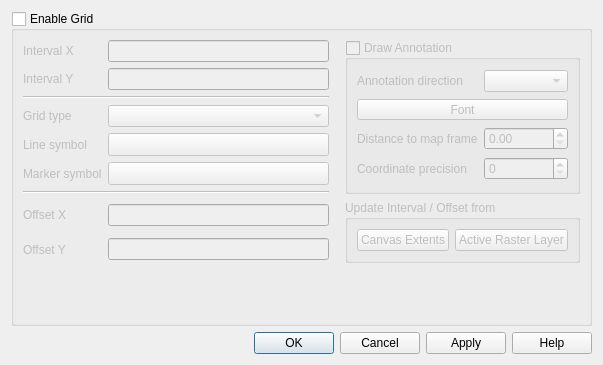
This is src/ui/qgsdecorationgriddialog.ui in qgis/QGIS as Qt 5 draws it before an edit. The edited form follows.
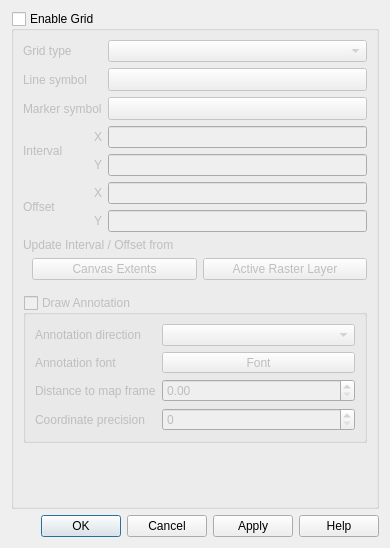
This is the edited form. Custom widgets are drawn as their Qt base class.

Commit message:
Reorganize Grid decoration GUI
Put together all the properties relative to the grid drawing
Make line and maker symbols display mutually exclusive

What changed in the file:
```diff
--- a/src/ui/qgsdecorationgriddialog.ui
+++ b/src/ui/qgsdecorationgriddialog.ui
@@ -6,8 +6,8 @@
    <rect>
     <x>0</x>
     <y>0</y>
-    <width>603</width>
-    <height>365</height>
+    <width>390</width>
+    <height>548</height>
    </rect>
   </property>
   <property name="windowTitle">
@@ -29,7 +29,208 @@
       <bool>false</bool>
      </property>
      <layout class="QGridLayout" name="gridLayout_3">
-      <item row="0" column="3" rowspan="8">
+      <item row="3" column="1">
+       <widget class="QLabel" name="label_2">
+        <property name="text">
+         <string>X</string>
+        </property>
+        <property name="alignment">
+         <set>Qt::AlignRight|Qt::AlignTrailing|Qt::AlignVCenter</set>
+        </property>
+       </widget>
+      </item>
+      <item row="1" column="2">
+       <widget class="QgsSymbolButton" name="mLineSymbolButton">
+        <property name="enabled">
+         <bool>false</bool>
+        </property>
+        <property name="sizePolicy">
+         <sizepolicy hsizetype="Preferred" vsizetype="Preferred">
+          <horstretch>0</horstretch>
+          <verstretch>0</verstretch>
+         </sizepolicy>
+        </property>
+        <property name="minimumSize">
+         <size>
+          <width>100</width>
+          <height>0</height>
+         </size>
+        </property>
+        <property name="text">
+         <string/>
+        </property>
+       </widget>
+      </item>
+      <item row="9" column="0" colspan="3">
+       <layout class="QGridLayout" name="gridLayout_4">
+        <property name="leftMargin">
+         <number>9</number>
+        </property>
+        <property name="topMargin">
+         <number>0</number>
+        </property>
+        <property name="rightMargin">
+         <number>0</number>
+        </property>
+        <property name="bottomMargin">
+         <number>9</number>
+        </property>
+        <item row="0" column="1">
+         <widget class="QPushButton" name="mPbtnUpdateFromLayer">
+          <property name="text">
+           <string>Active Raster Layer</string>
+          </property>
+         </widget>
+        </item>
+        <item row="0" column="0">
+         <widget class="QPushButton" name="mPbtnUpdateFromExtents">
+          <property name="text">
+           <string>Canvas Extents</string>
+          </property>
+         </widget>
+        </item>
+       </layout>
+      </item>
+      <item row="7" column="1">
+       <widget class="QLabel" name="mOffsetYLabel">
+        <property name="text">
+         <string>Y</string>
+        </property>
+        <property name="alignment">
+         <set>Qt::AlignRight|Qt::AlignTrailing|Qt::AlignVCenter</set>
+        </property>
+        <property name="wordWrap">
+         <bool>true</bool>
+        </property>
+       </widget>
+      </item>
+      <item row="4" column="2">
+       <widget class="QLineEdit" name="mIntervalYEdit"/>
+      </item>
+      <item row="3" column="2">
+       <widget class="QLineEdit" name="mIntervalXEdit"/>
+      </item>
+      <item row="4" column="1">
+       <widget class="QLabel" name="mIntervalYLabel">
+        <property name="text">
+         <string>Y</string>
+        </property>
+        <property name="alignment">
+         <set>Qt::AlignRight|Qt::AlignTrailing|Qt::AlignVCenter</set>
+        </property>
+        <property name="wordWrap">
+         <bool>true</bool>
+        </property>
+       </widget>
+      </item>
+      <item row="0" column="0" colspan="2">
+       <widget class="QLabel" name="mGridTypeLabel">
+        <property name="accessibleName">
+         <string extracomment="Hello translotor"/>
+        </property>
+        <property name="text">
+         <string>Grid type</string>
+        </property>
+        <property name="wordWrap">
+         <bool>true</bool>
+        </property>
+       </widget>
+      </item>
+      <item row="6" column="1">
+       <widget class="QLabel" name="label">
+        <property name="text">
+         <string>X</string>
+        </property>
+        <property name="alignment">
+         <set>Qt::AlignRight|Qt::AlignTrailing|Qt::AlignVCenter</set>
+        </property>
+       </widget>
+      </item>
+      <item row="0" column="2">
+       <widget class="QComboBox" name="mGridTypeComboBox">
+        <property name="sizePolicy">
+         <sizepolicy hsizetype="Minimum" vsizetype="Fixed">
+          <horstretch>0</horstretch>
+          <verstretch>0</verstretch>
+         </sizepolicy>
+        </property>
+        <property name="minimumSize">
+         <size>
+          <width>100</width>
+          <height>0</height>
+         </size>
+        </property>
+       </widget>
+      </item>
+      <item row="1" column="0" colspan="2">
+       <widget class="QLabel" name="mLineSymbolLabel">
+        <property name="text">
+         <string>Line symbol</string>
+        </property>
+        <property name="wordWrap">
+         <bool>true</bool>
+        </property>
+       </widget>
+      </item>
+      <item row="7" column="2">
+       <widget class="QLineEdit" name="mOffsetYEdit"/>
+      </item>
+      <item row="6" column="2">
+       <widget class="QLineEdit" name="mOffsetXEdit"/>
+      </item>
+      <item row="2" column="2">
+       <widget class="QgsSymbolButton" name="mMarkerSymbolButton">
+        <property name="enabled">
+         <bool>false</bool>
+        </property>
+        <property name="sizePolicy">
+         <sizepolicy hsizetype="Preferred" vsizetype="Preferred">
+          <horstretch>0</horstretch>
+          <verstretch>0</verstretch>
+         </sizepolicy>
+        </property>
+        <property name="minimumSize">
+         <size>
+          <width>100</width>
+          <height>0</height>
+         </size>
+        </property>
+        <property name="text">
+         <string/>
+        </property>
+       </widget>
+      </item>
+      <item row="3" column="0" rowspan="2">
+       <widget class="QLabel" name="mIntervalXLabel">
+        <property name="text">
+         <string>Interval</string>
+        </property>
+        <property name="wordWrap">
+         <bool>true</bool>
+        </property>
+       </widget>
+      </item>
+      <item row="2" column="0" colspan="2">
+       <widget class="QLabel" name="mMarkerSymbolLabel">
+        <property name="text">
+         <string>Marker symbol</string>
+        </property>
+        <property name="wordWrap">
+         <bool>true</bool>
+        </property>
+       </widget>
+      </item>
+      <item row="6" column="0" rowspan="2">
+       <widget class="QLabel" name="mOffsetXLabel">
+        <property name="text">
+         <string>Offset</string>
+        </property>
+        <property name="wordWrap">
+         <bool>true</bool>
+        </property>
+       </widget>
+      </item>
+      <item row="18" column="0" colspan="3">
        <widget class="QGroupBox" name="mDrawAnnotationCheckBox">
         <property name="title">
          <string>Draw Annotation</string>
@@ -47,35 +248,15 @@
          <property name="sizeConstraint">
           <enum>QLayout::SetMinimumSize</enum>
          </property>
-         <item row="0" column="0">
-          <widget class="QLabel" name="mAnnotationDirectionLabel">
-           <property name="frameShape">
-            <enum>QFrame::NoFrame</enum>
-           </property>
-           <property name="text">
-            <string>Annotation direction</string>
-           </property>
-           <property name="wordWrap">
-            <bool>true</bool>
-           </property>
-          </widget>
-         </item>
-         <item row="0" column="1">
-          <widget class="QComboBox" name="mAnnotationDirectionComboBox"/>
-         </item>
-         <item row="2" column="0">
-          <widget class="QLabel" name="mDistanceToFrameLabel">
-           <property name="text">
-            <string>Distance to map frame</string>
-           </property>
-           <property name="wordWrap">
-            <bool>true</bool>
-           </property>
-          </widget>
+         <item row="3" column="1">
+          <widget class="QSpinBox" name="mCoordinatePrecisionSpinBox"/>
          </item>
          <item row="2" column="1">
           <widget class="QDoubleSpinBox" name="mDistanceToMapFrameSpinBox"/>
          </item>
+         <item row="0" column="1">
+          <widget class="QComboBox" name="mAnnotationDirectionComboBox"/>
+         </item>
          <item row="3" column="0">
           <widget class="QLabel" name="mCoordinatePrecisionLabel">
            <property name="text">
@@ -86,10 +267,30 @@
            </property>
           </widget>
          </item>
-         <item row="3" column="1">
-          <widget class="QSpinBox" name="mCoordinatePrecisionSpinBox"/>
+         <item row="2" column="0">
+          <widget class="QLabel" name="mDistanceToFrameLabel">
+           <property name="text">
+            <string>Distance to map frame</string>
+           </property>
+           <property name="wordWrap">
+            <bool>true</bool>
+           </property>
+          </widget>
          </item>
-         <item row="1" column="0" colspan="2">
+         <item row="0" column="0">
+          <widget class="QLabel" name="mAnnotationDirectionLabel">
+           <property name="frameShape">
+            <enum>QFrame::NoFrame</enum>
+           </property>
+           <property name="text">
+            <string>Annotation direction</string>
+           </property>
+           <property name="wordWrap">
+            <bool>true</bool>
+           </property>
+          </widget>
+         </item>
+         <item row="1" column="1">
           <widget class="QgsFontButton" name="mAnnotationFontButton">
            <property name="sizePolicy">
             <sizepolicy hsizetype="Expanding" vsizetype="Fixed">
@@ -102,205 +303,17 @@
            </property>
           </widget>
          </item>
-        </layout>
-       </widget>
-      </item>
-      <item row="1" column="2">
-       <spacer name="horizontalSpacer">
-        <property name="orientation">
-         <enum>Qt::Horizontal</enum>
-        </property>
-        <property name="sizeType">
-         <enum>QSizePolicy::Fixed</enum>
-        </property>
-        <property name="sizeHint" stdset="0">
-         <size>
-          <width>10</width>
-          <height>20</height>
-         </size>
-        </property>
-       </spacer>
-      </item>
-      <item row="2" column="0">
-       <widget class="QLabel" name="mIntervalYLabel">
-        <property name="text">
-         <string>Interval Y</string>
-        </property>
-        <property name="wordWrap">
-         <bool>true</bool>
-        </property>
-       </widget>
-      </item>
-      <item row="2" column="1">
-       <widget class="QLineEdit" name="mIntervalYEdit"/>
-      </item>
-      <item row="3" column="0" colspan="2">
-       <widget class="Line" name="line_2">
-        <property name="orientation">
-         <enum>Qt::Horizontal</enum>
-        </property>
-       </widget>
-      </item>
-      <item row="4" column="0">
-       <widget class="QLabel" name="mGridTypeLabel">
-        <property name="accessibleName">
-         <string extracomment="Hello translotor"/>
-        </property>
-        <property name="text">
-         <string>Grid type</string>
-        </property>
-        <property name="wordWrap">
-         <bool>true</bool>
-        </property>
-       </widget>
-      </item>
-      <item row="4" column="1">
-       <widget class="QComboBox" name="mGridTypeComboBox">
-        <property name="sizePolicy">
-         <sizepolicy hsizetype="Minimum" vsizetype="Fixed">
-          <horstretch>0</horstretch>
-          <verstretch>0</verstretch>
-         </sizepolicy>
-        </property>
-        <property name="minimumSize">
-         <size>
-          <width>100</width>
-          <height>0</height>
-         </size>
-        </property>
-       </widget>
-      </item>
-      <item row="5" column="0">
-       <widget class="QLabel" name="mLineSymbolLabel">
-        <property name="text">
-         <string>Line symbol</string>
-        </property>
-        <property name="wordWrap">
-         <bool>true</bool>
-        </property>
-       </widget>
-      </item>
-      <item row="6" column="0">
-       <widget class="QLabel" name="mMarkerSymbolLabel">
-        <property name="text">
-         <string>Marker symbol</string>
-        </property>
-       </widget>
-      </item>
-      <item row="7" column="0" colspan="2">
-       <widget class="Line" name="line_3">
-        <property name="orientation">
-         <enum>Qt::Horizontal</enum>
-        </property>
-       </widget>
-      </item>
-      <item row="8" column="0">
-       <widget class="QLabel" name="mOffsetXLabel">
-        <property name="text">
-         <string>Offset X</string>
-        </property>
-        <property name="wordWrap">
-         <bool>true</bool>
-        </property>
-       </widget>
-      </item>
-      <item row="8" column="1">
-       <widget class="QLineEdit" name="mOffsetXEdit"/>
-      </item>
-      <item row="8" column="3" rowspan="2">
-       <widget class="QGroupBox" name="groupBox">
-        <property name="title">
-         <string>Update Interval / Offset from</string>
-        </property>
-        <layout class="QGridLayout" name="gridLayout_2">
-         <item row="0" column="0">
-          <widget class="QPushButton" name="mPbtnUpdateFromExtents">
+         <item row="1" column="0">
+          <widget class="QLabel" name="mAnnotationFontLabel">
            <property name="text">
-            <string>Canvas Extents</string>
+            <string>Annotation font</string>
            </property>
           </widget>
          </item>
-         <item row="0" column="1">
-          <widget class="QPushButton" name="mPbtnUpdateFromLayer">
-           <property name="text">
-            <string>Active Raster Layer</string>
-           </property>
-          </widget>
-         </item>
         </layout>
        </widget>
       </item>
-      <item row="9" column="0">
-       <widget class="QLabel" name="mOffsetYLabel">
-        <property name="text">
-         <string>Offset Y</string>
-        </property>
-        <property name="wordWrap">
-         <bool>true</bool>
-        </property>
-       </widget>
-      </item>
-      <item row="9" column="1">
-       <widget class="QLineEdit" name="mOffsetYEdit"/>
-      </item>
-      <item row="0" column="1" rowspan="2">
-       <widget class="QLineEdit" name="mIntervalXEdit"/>
-      </item>
-      <item row="0" column="0" rowspan="2">
-       <widget class="QLabel" name="mIntervalXLabel">
-        <property name="text">
-         <string>Interval X</string>
-        </property>
-        <property name="wordWrap">
-         <bool>true</bool>
-        </property>
-       </widget>
-      </item>
-      <item row="5" column="1">
-       <widget class="QgsSymbolButton" name="mLineSymbolButton">
-        <property name="enabled">
-         <bool>false</bool>
-        </property>
-        <property name="sizePolicy">
-         <sizepolicy hsizetype="Preferred" vsizetype="Preferred">
-          <horstretch>0</horstretch>
-          <verstretch>0</verstretch>
-         </sizepolicy>
-        </property>
-        <property name="minimumSize">
-         <size>
-          <width>100</width>
-          <height>0</height>
-         </size>
-        </property>
-        <property name="text">
-         <string/>
-        </property>
-       </widget>
-      </item>
-      <item row="6" column="1">
-       <widget class="QgsSymbolButton" name="mMarkerSymbolButton">
-        <property name="enabled">
-         <bool>false</bool>
-        </property>
-        <property name="sizePolicy">
-         <sizepolicy hsizetype="Preferred" vsizetype="Preferred">
-          <horstretch>0</horstretch>
-          <verstretch>0</verstretch>
-         </sizepolicy>
-        </property>
-        <property name="minimumSize">
-         <size>
-          <width>100</width>
-          <height>0</height>
-         </size>
-        </property>
-        <property name="text">
-         <string/>
-        </property>
-       </widget>
-      </item>
-      <item row="10" colspan="2">
+      <item row="19" column="0" colspan="3">
        <spacer name="verticalSpacer">
         <property name="orientation">
          <enum>Qt::Vertical</enum>
@@ -308,30 +321,19 @@
         <property name="sizeHint" stdset="0">
          <size>
           <width>20</width>
-          <height>40</height>
+          <height>20</height>
          </size>
         </property>
-       </spacer>       
+       </spacer>
+      </item>
+      <item row="8" column="0" colspan="3">
+       <widget class="QLabel" name="mUpdateIntervalOffsetLabel">
+        <property name="text">
+         <string>Update Interval / Offset from</string>
+        </property>
+       </widget>
       </item>
      </layout>
-     <zorder>mOffsetYEdit</zorder>
-     <zorder>mOffsetXEdit</zorder>
-     <zorder>mDrawAnnotationCheckBox</zorder>
-     <zorder>mLineSymbolLabel</zorder>
-     <zorder>groupBox</zorder>
-     <zorder>mLineSymbolButton</zorder>
-     <zorder>mMarkerSymbolButton</zorder>
-     <zorder>mMarkerSymbolLabel</zorder>
-     <zorder>mIntervalXEdit</zorder>
-     <zorder>line_2</zorder>
-     <zorder>line_3</zorder>
-     <zorder>mIntervalYEdit</zorder>
-     <zorder>mIntervalXLabel</zorder>
-     <zorder>mOffsetXLabel</zorder>
-     <zorder>mGridTypeComboBox</zorder>
-     <zorder>mGridTypeLabel</zorder>
-     <zorder>mIntervalYLabel</zorder>
-     <zorder>mOffsetYLabel</zorder>
     </widget>
    </item>
    <item>
@@ -347,16 +349,16 @@
   </layout>
  </widget>
  <customwidgets>
-  <customwidget>
-   <class>QgsSymbolButton</class>
-   <extends>QToolButton</extends>
-   <header>qgssymbolbutton.h</header>
-  </customwidget>
   <customwidget>
    <class>QgsFontButton</class>
    <extends>QToolButton</extends>
    <header>qgsfontbutton.h</header>
   </customwidget>
+  <customwidget>
+   <class>QgsSymbolButton</class>
+   <extends>QToolButton</extends>
+   <header>qgssymbolbutton.h</header>
+  </customwidget>
  </customwidgets>
  <tabstops>
   <tabstop>grpEnable</tabstop>
```
Left out of the diff: 9 changed lines with no effect on the pictures. The commit also changes 1 other file.
